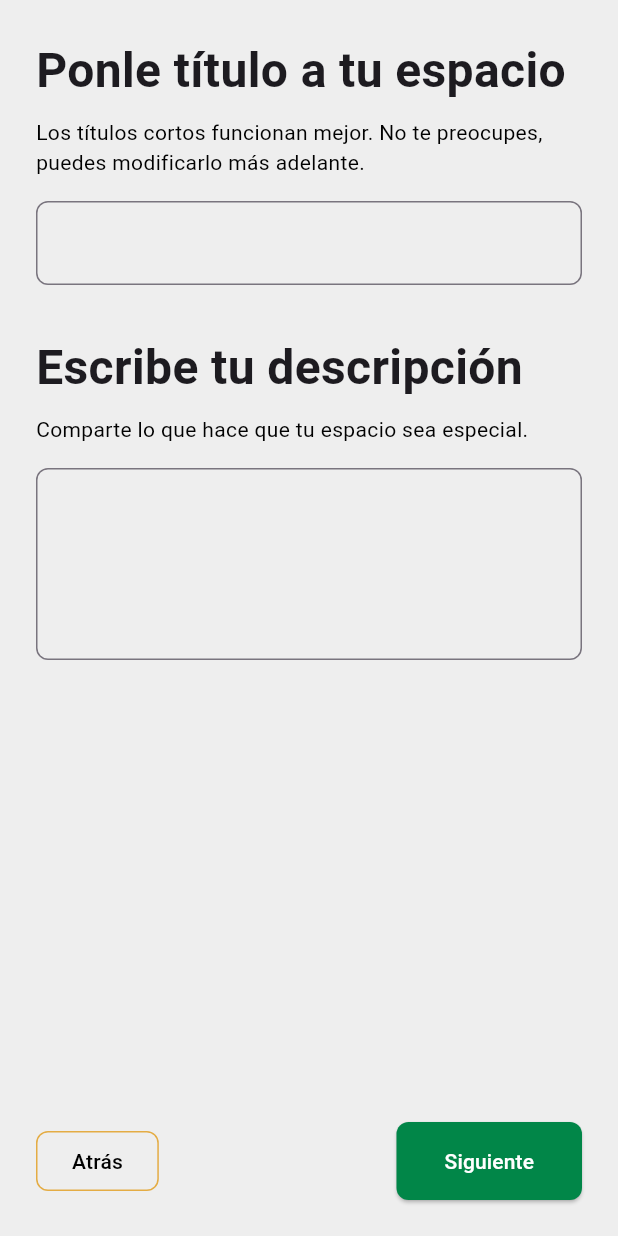
After one commit to Aplicaciones-Moviles-WV61-Grupo4/NestHubApp, a Flutter app: the TitleDescriptionScreen screen opened directly, on a phone screen of 412 x 824 dp. The commit adds this screen. Run offline on Flutter 3.47's test engine with Material 3 defaults, Android fonts, the phone set to English and light mode, and no system bars; our stand-ins replace google_maps_flutter.

Commit message:
feat: added title description screen

```diff
--- a/lib/space_type_selection_screen.dart
+++ b/lib/space_type_selection_screen.dart
@@ -119,8 +119,7 @@ class SpaceTypeSelectionScreen extends StatelessWidget {
         child: Column(
           mainAxisAlignment: MainAxisAlignment.center,
           children: [
-            Image.asset(imagePath,
-                height: 100), // Aumenta la altura de la imagen
+            Image.asset(imagePath, height: 100),
             const SizedBox(height: 8),
             Text(label, textAlign: TextAlign.center),
           ],
--- /dev/null
+++ b/lib/title_description_screen.dart
@@ -0,0 +1,90 @@
+import 'package:flutter/material.dart';
+
+class TitleDescriptionScreen extends StatelessWidget {
+  const TitleDescriptionScreen({super.key});
+
+  @override
+  Widget build(BuildContext context) {
+    return Scaffold(
+      backgroundColor: Colors.grey[200],
+      body: SafeArea(
+        child: Padding(
+          padding: const EdgeInsets.all(24.0),
+          child: Column(
+            crossAxisAlignment: CrossAxisAlignment.start,
+            children: [
+              const Text(
+                'Ponle título a tu espacio',
+                style: TextStyle(fontSize: 32, fontWeight: FontWeight.bold),
+              ),
+              const SizedBox(height: 8),
+              const Text(
+                'Los títulos cortos funcionan mejor. No te preocupes, puedes modificarlo más adelante.',
+                style: TextStyle(fontSize: 14, color: Colors.black),
+              ),
+              const SizedBox(height: 16),
+              TextField(
+                decoration: InputDecoration(
+                  border: OutlineInputBorder(
+                    borderRadius: BorderRadius.circular(8),
+                  ),
+                ),
+              ),
+              const SizedBox(height: 32),
+              const Text(
+                'Escribe tu descripción',
+                style: TextStyle(fontSize: 32, fontWeight: FontWeight.bold),
+              ),
+              const SizedBox(height: 8),
+              const Text(
+                'Comparte lo que hace que tu espacio sea especial.',
+                style: TextStyle(fontSize: 14, color: Colors.black),
+              ),
+              const SizedBox(height: 16),
+              TextField(
+                maxLines: 4,
+                decoration: InputDecoration(
+                  border: OutlineInputBorder(
+                    borderRadius: BorderRadius.circular(8),
+                  ),
+                ),
+              ),
+              const Spacer(),
+              Row(
+                mainAxisAlignment: MainAxisAlignment.spaceBetween,
+                children: [
+                  OutlinedButton(
+                    onPressed: () {
+                      Navigator.pop(context);
+                    },
+                    style: OutlinedButton.styleFrom(
+                      side: const BorderSide(color: Color(0xFFE4AC44)),
+                      foregroundColor: Colors.black,
+                      shape: RoundedRectangleBorder(
+                        borderRadius: BorderRadius.circular(8),
+                      ),
+                    ),
+                    child: const Text('Atrás'),
+                  ),
+                  ElevatedButton(
+                    onPressed: () {},
+                    style: ElevatedButton.styleFrom(
+                      backgroundColor: const Color(0xFF018648),
+                      foregroundColor: Colors.white,
+                      shape: RoundedRectangleBorder(
+                        borderRadius: BorderRadius.circular(8),
+                      ),
+                      padding: const EdgeInsets.symmetric(
+                          horizontal: 32, vertical: 16),
+                    ),
+                    child: const Text('Siguiente'),
+                  ),
+                ],
+              ),
+            ],
+          ),
+        ),
+      ),
+    );
+  }
+}
```
